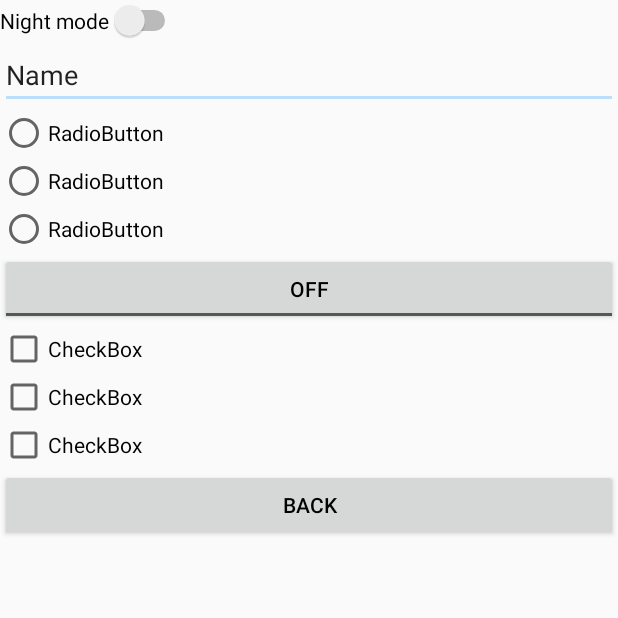
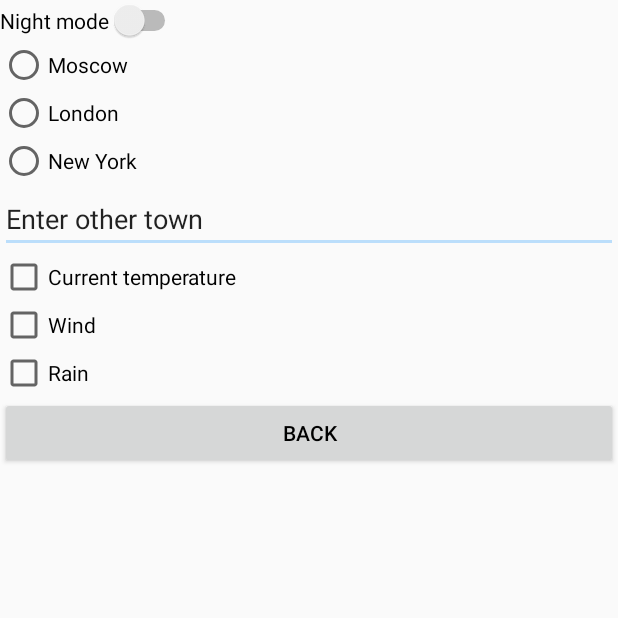
Before and after one commit to niww1919/AndroidBase, an Android app: the screen it shows after launch (SettingsOfApp), after a tap on an icon or button, on a phone screen of 412 x 824 dp, the top half of it. Run offline under Robolectric (Android 15) with nearby library versions, the phone set to English and light mode, and no system bars.

Commit message:
Home work 4

```diff
--- a/app/src/main/java/com/example/andoidbasecourse/MainActivity.java
+++ b/app/src/main/java/com/example/andoidbasecourse/MainActivity.java
@@ -1,18 +1,17 @@
 package com.example.andoidbasecourse;
 
 import android.content.Intent;
-import android.nfc.Tag;
+import android.net.Uri;
+import android.support.annotation.Nullable;
 import android.support.v7.app.AppCompatActivity;
 import android.os.Bundle;
 import android.support.v7.app.AppCompatDelegate;
-import android.util.Log;
 import android.view.View;
-import android.widget.EditText;
 import android.widget.Switch;
 import android.widget.TextView;
-import android.widget.Toast;
 
 public class MainActivity extends AppCompatActivity {
+    public static final int REQUEST_CODE = 7;
     Switch aSwitch;
     public String TAG = "StartActivity";
 
@@ -25,9 +24,33 @@ public class MainActivity extends AppCompatActivity {
 
         super.onCreate(savedInstanceState);
         setContentView(R.layout.activity_main);
-//        (TextView)findViewById(R.id.editText).setTextDirection(WetherSettings.getCityName().);
 
-//        aSwitch = findViewById(R.id.switch1);
+//        startActivityForResult(new Intent(this, SettingsOfApp.class), REQUEST_CODE);
+
+
+        findViewById(R.id.go_to_browser).setOnClickListener(new View.OnClickListener() {
+            @Override
+            public void onClick(View v) {
+//                String url = "";
+                Uri url = Uri.parse("https://github.com");
+                Intent openBrowser = new Intent(Intent.ACTION_VIEW, url);
+                startActivity(openBrowser);
+            }
+        });
+
+        findViewById(R.id.create_sms).setOnClickListener(new View.OnClickListener() {
+            @Override
+            public void onClick(View v) {
+//                String url = "";
+
+                Intent openSms = new Intent(Intent.ACTION_SENDTO);
+
+                openSms.setData(Uri.parse("smsto:"));
+                String smg = "sds";
+                openSms.putExtra("sms_body", smg);
+                startActivity(openSms);
+            }
+        });
 
 
     }
@@ -44,12 +67,6 @@ public class MainActivity extends AppCompatActivity {
 
     }
 
-    public void intentListOfCountry(View view) {
-        Intent intent = new Intent(this,ListOfCountryWithoutVisa.class);
-//        startActivities(intent);
-        startActivity(intent);
-
-    }
 
     public void intentSettingsOfApp(View view) {
         Intent intent = new Intent(this, SettingsOfApp.class);
@@ -58,44 +75,14 @@ public class MainActivity extends AppCompatActivity {
 
     }
 
-
     @Override
-    protected void onStart() {
-        super.onStart();
-        Toast.makeText(this, "onStart", Toast.LENGTH_SHORT).show();
-    }
-
-    @Override
-    protected void onResume() {
-        super.onResume();
-        Toast.makeText(this, "onResume", Toast.LENGTH_SHORT).show();
-
-    }
-    @Override
-    protected void onPause() {
-        super.onPause();
-        Toast.makeText(this, "onPause", Toast.LENGTH_SHORT).show();
-
-    }
-    @Override
-    protected void onStop() {
-        super.onStop();
-        Toast.makeText(this, "onStop", Toast.LENGTH_SHORT).show();
+    protected void onActivityResult(int requestCode, int resultCode, @Nullable Intent data) {
+        super.onActivityResult(requestCode, resultCode, data);
+        if (requestCode != REQUEST_CODE) {
+            return;
+        }
+        ((TextView)findViewById(R.id.currentCityName)).setText(data.getStringExtra("City" ));
 
     }
 
-
-    @Override
-    protected void onDestroy() {
-        super.onDestroy();
-        Toast.makeText(this, "onDestroy", Toast.LENGTH_SHORT).show();
-
-    }
-
-    @Override
-    protected void onRestart() {
-        super.onRestart();
-        Toast.makeText(this, "onRestart", Toast.LENGTH_SHORT).show();
-
-    }
 }
--- a/app/src/main/java/com/example/andoidbasecourse/SettingsOfApp.java
+++ b/app/src/main/java/com/example/andoidbasecourse/SettingsOfApp.java
@@ -1,20 +1,25 @@
 package com.example.andoidbasecourse;
 
+import android.content.Intent;
 import android.os.Bundle;
 import android.support.v7.app.AppCompatActivity;
 import android.support.v7.app.AppCompatDelegate;
 import android.view.View;
 import android.widget.LinearLayout;
 import android.widget.ListView;
+import android.widget.RadioButton;
 import android.widget.Switch;
 import android.widget.TextView;
 import android.widget.Toast;
 
 public class SettingsOfApp extends AppCompatActivity {
+    public static final int RESULT_OK = 1;
     TextView textView;
     ListView listView;
     LinearLayout linearLayout;
     Switch aSwitch;
+    String city ;
+
 
 
 
@@ -30,9 +35,31 @@ public class SettingsOfApp extends AppCompatActivity {
         findViewById(R.id.buttonBackOfSettings).setOnClickListener(new View.OnClickListener() {
             @Override
             public void onClick(View v) {
+//                Intent intent = new Intent();
+//                intent.putExtra()
+                RadioButton radioButton = findViewById(R.id.radioButton2);
+                Intent intentResult = new Intent();
+                intentResult.putExtra("City", radioButton.getText().toString());
+                setResult(RESULT_OK, intentResult);
+
                 finish();
+
+
             }
         });
+
+        findViewById(R.id.radioButton).setOnClickListener(new View.OnClickListener() {
+            @Override
+            public void onClick(View v) {
+//                EditText editText = (EditText) findViewById(R.id.editText3);
+                RadioButton radioButton = findViewById(R.id.radioButton2);
+                Intent intentResult = new Intent();
+                intentResult.putExtra("City", radioButton.getText().toString());
+                setResult(RESULT_OK, intentResult);
+//                finish();
+            }
+        });
+
 
     }
     public void setDarkModeInSettings(View view) {
@@ -49,42 +76,4 @@ public class SettingsOfApp extends AppCompatActivity {
     }
 
 
-    @Override
-    protected void onStart() {
-        super.onStart();
-        Toast.makeText(this, "onStart", Toast.LENGTH_SHORT).show();
-    }
-
-    @Override
-    protected void onResume() {
-        super.onResume();
-        Toast.makeText(this, "onResume", Toast.LENGTH_SHORT).show();
-
-    }
-    @Override
-    protected void onPause() {
-        super.onPause();
-        Toast.makeText(this, "onPause", Toast.LENGTH_SHORT).show();
-
-    }
-    @Override
-    protected void onStop() {
-        super.onStop();
-        Toast.makeText(this, "onStop", Toast.LENGTH_SHORT).show();
-
-    }
-
-
-    @Override
-    protected void onDestroy() {
-        super.onDestroy();
-        Toast.makeText(this, "onDestroy", Toast.LENGTH_SHORT).show();
-
-    }
-    @Override
-    protected void onRestart() {
-        super.onRestart();
-        Toast.makeText(this, "onRestart", Toast.LENGTH_SHORT).show();
-
-    }
 }
--- a/app/src/main/res/layout-land/activity_main.xml
+++ b/app/src/main/res/layout-land/activity_main.xml
@@ -48,7 +48,7 @@
             android:layout_gravity="right"
             >
             <TextView
-                android:id="@+id/textView"
+                android:id="@+id/currentCityName"
                 android:layout_width="match_parent"
                 android:layout_height="wrap_content"
                 android:layout_weight="1"
--- a/app/src/main/res/layout/settings_of_app.xml
+++ b/app/src/main/res/layout/settings_of_app.xml
@@ -22,60 +22,58 @@
             android:onClick="setDarkModeInSettings"
             />
 
-        <EditText
-            android:id="@+id/editText"
-            android:layout_width="match_parent"
-            android:layout_height="wrap_content"
-            android:ems="10"
-            android:text="Name" />
 
         <RadioGroup
             android:layout_width="match_parent"
-            android:layout_height="match_parent">
+            android:layout_height="match_parent"
+            >
 
             <RadioButton
                 android:id="@+id/radioButton"
                 android:layout_width="match_parent"
                 android:layout_height="wrap_content"
-                android:text="RadioButton" />
+                android:text="Moscow" />
 
             <RadioButton
                 android:id="@+id/radioButton2"
                 android:layout_width="match_parent"
                 android:layout_height="wrap_content"
-                android:text="RadioButton" />
+                android:text="London" />
 
             <RadioButton
                 android:id="@+id/radioButton3"
                 android:layout_width="match_parent"
                 android:layout_height="wrap_content"
-                android:text="RadioButton" />
+                android:text="New York" />
 
-            <ToggleButton
-                android:id="@+id/toggleButton"
+            <EditText
+                android:id="@+id/editText"
                 android:layout_width="match_parent"
                 android:layout_height="wrap_content"
-                android:text="ToggleButton" />
+                android:ems="10"
+                android:text="Enter other town" />
+
 
         </RadioGroup>
 
         <CheckBox
-            android:id="@+id/checkBox"
+            android:id="@+id/current_temperature"
             android:layout_width="match_parent"
             android:layout_height="wrap_content"
-            android:text="CheckBox" />
+            android:text="Current temperature"
+            />
 
         <CheckBox
-            android:id="@+id/checkBox2"
+            android:id="@+id/wind"
             android:layout_width="match_parent"
             android:layout_height="wrap_content"
-            android:text="CheckBox" />
+            android:text="Wind" />
 
         <CheckBox
-            android:id="@+id/checkBox3"
+            android:id="@+id/rain"
             android:layout_width="match_parent"
             android:layout_height="wrap_content"
-            android:text="CheckBox" />
+            android:text="Rain" />
 
         <Button
             android:id="@+id/buttonBackOfSettings"
```
Also changed, not shown: app/src/main/res/layout/activity_main.xml (+29 -1 lines).
